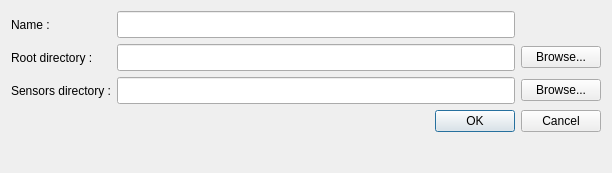
The window that molonaviz/dialogstudy.ui (SandraClodion/projet_molonaviz) describes before a commit, drawn with Qt 5.
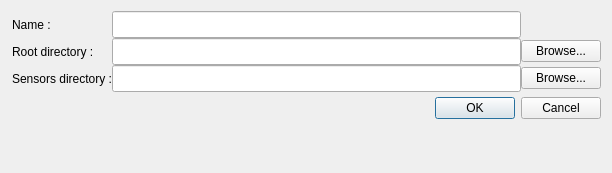
The same window after the commit.

The edit to the form file:
```diff
--- a/molonaviz/dialogstudy.ui
+++ b/molonaviz/dialogstudy.ui
@@ -23,8 +23,17 @@
    <string>Study Dialog</string>
   </property>
   <layout class="QVBoxLayout" name="verticalLayout">
+   <property name="spacing">
+    <number>5</number>
+   </property>
+   <property name="leftMargin">
+    <number>12</number>
+   </property>
    <item>
     <layout class="QGridLayout" name="gridLayout" columnstretch="0,1,0">
+     <property name="spacing">
+      <number>0</number>
+     </property>
      <item row="0" column="0">
       <widget class="QLabel" name="label">
        <property name="text">
```
